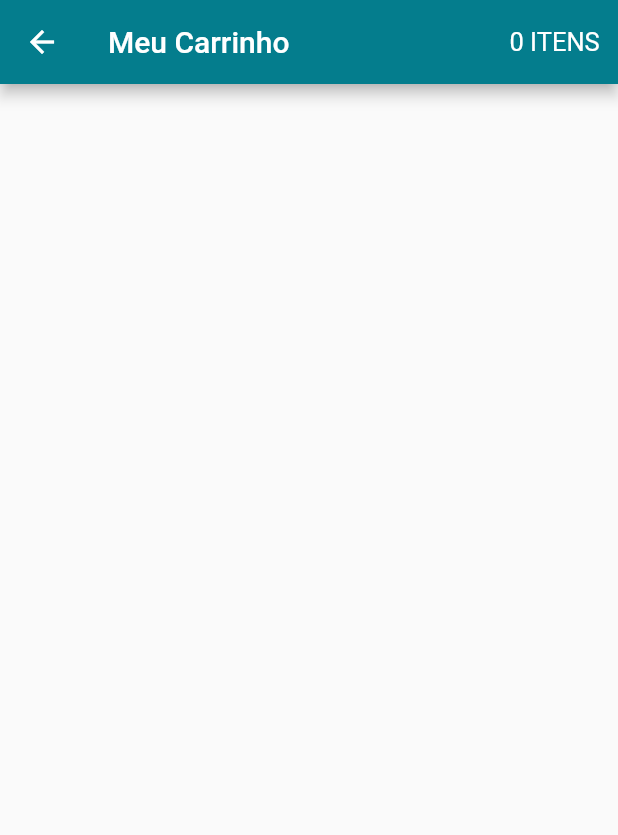
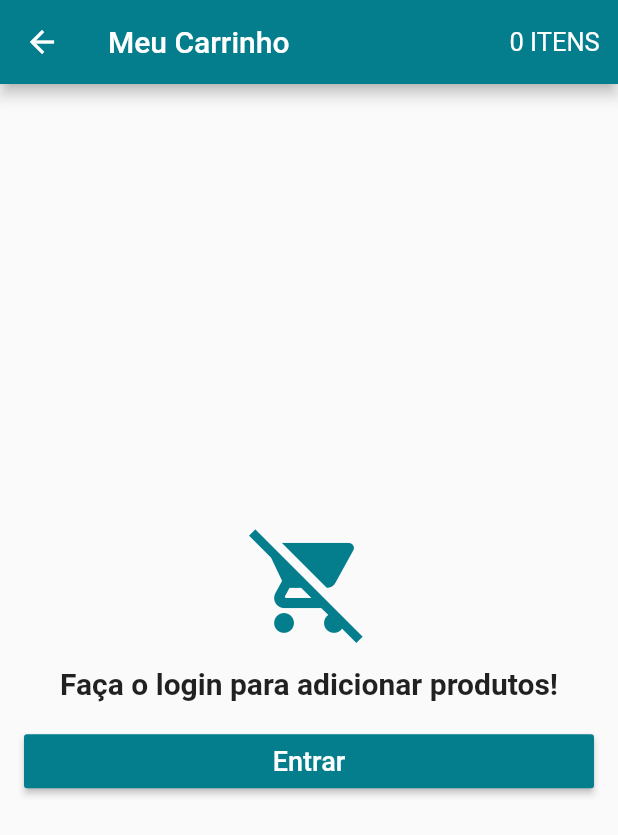
Before and after one commit to leonardovasconcelos/flutter_loja_virtual, a Flutter app: the CartScreen screen opened directly, on a phone screen of 412 x 824 dp. Shown: the top 835 px of the screen. Run offline on Flutter 3.47's test engine with Material 2 defaults, Android fonts, the phone set to English and light mode, and no system bars; our stand-ins replace carousel_pro, cloud_firestore, firebase_auth, transparent_image; accounts and stored records are empty.

Commit message:
Criando o Corpo da Tela do Carrinho

```diff
--- a/lib/models/cart_model.dart
+++ b/lib/models/cart_model.dart
@@ -10,6 +10,8 @@ class CartModel extends Model {
   UserModel user;
 
   List<CartProduct> products = [];
+
+  bool isLoading = false;
 
   CartModel(this.user);
 
--- a/lib/screens/cart_screen.dart
+++ b/lib/screens/cart_screen.dart
@@ -1,5 +1,7 @@
 import 'package:flutter/material.dart';
 import 'package:loja_virtual/models/cart_model.dart';
+import 'package:loja_virtual/models/user_model.dart';
+import 'package:loja_virtual/screens/login_screen.dart';
 import 'package:scoped_model/scoped_model.dart';
 
 class CartScreen extends StatelessWidget {
@@ -24,6 +26,50 @@ class CartScreen extends StatelessWidget {
           ),
         ],
       ),
+      body: ScopedModelDescendant<CartModel>(
+        builder: (context, child, model){
+          if (model.isLoading && UserModel.of(context).isLoggedIn()){
+           return Center(
+             child: CircularProgressIndicator(),
+           );
+          } else if (!UserModel.of(context).isLoggedIn()){
+            return Container(
+              padding: EdgeInsets.all(16.0),
+              child: Column(
+                crossAxisAlignment: CrossAxisAlignment.stretch,
+                mainAxisAlignment: MainAxisAlignment.center,
+                children: <Widget>[
+                  Icon(Icons.remove_shopping_cart, size: 80.0, color: Theme.of(context).primaryColor),
+                  SizedBox(height: 16.0,),
+                  Text("Faça o login para adicionar produtos!",
+                    style: TextStyle(fontSize: 20.0, fontWeight: FontWeight.bold),
+                    textAlign:  TextAlign.center,
+                  ),
+                  SizedBox(height: 16.0,),
+                  RaisedButton(
+                    child: Text("Entrar", style: TextStyle(fontSize: 18.0),),
+                      textColor: Colors.white,
+                      color: Theme.of(context).primaryColor,
+                      onPressed: (){
+                        Navigator.of(context).push(
+                          MaterialPageRoute(builder: (context) => LoginScreen())
+                        );
+                      }
+                  )
+                ],
+              ),
+            );
+          } else if (model.products == null || model.products.length ==0){
+            return Center(
+              child: Text("Nenhum produto no carrinho",
+                style: TextStyle(fontSize: 20.0, fontWeight: FontWeight.bold),
+                textAlign: TextAlign.center,
+              ),
+
+            );
+          }
+        },
+      ),
     );
   }
 }
```
